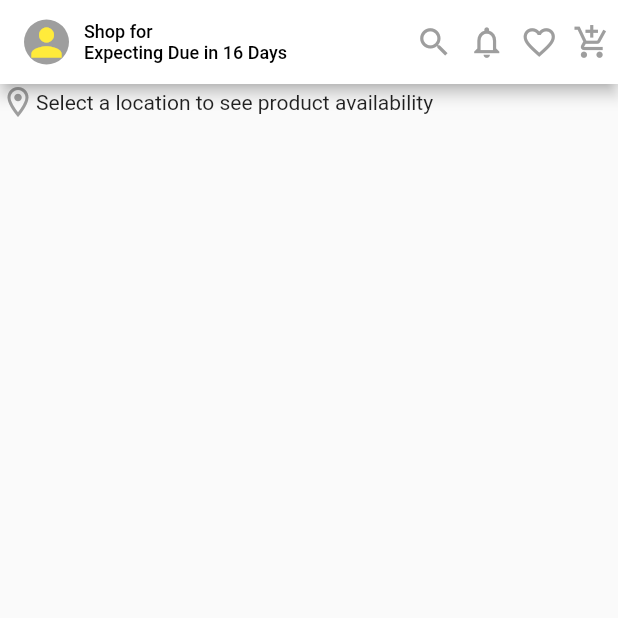
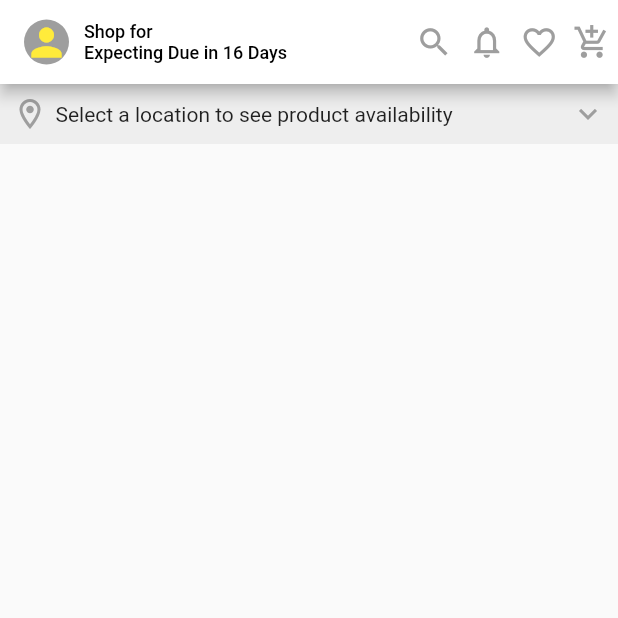
Before and after one commit to navin-680/firstcry, a Flutter app: the screen it shows after launch, on a phone screen of 412 x 824 dp, the top half of it. Run offline on Flutter 3.47's test engine with Material 2 defaults, Android fonts, the phone set to English and light mode, and no system bars.

Commit message:
home screen

```diff
--- a/lib/Screens/home_screen.dart
+++ b/lib/Screens/home_screen.dart
@@ -56,16 +56,24 @@ class _MyHomePageState extends State<MyHomePage> {
               )
               .toList(),
         ),
-        body: Column(
+        body: ListView(
           children: [
             Container(
+              color: Colors.grey[200],
+              padding: EdgeInsets.all(8),
               child: Row(
                 children: [
                   Icon(
                     Icons.location_on_outlined,
                     color: Colors.grey,
                   ),
-                  Text("Select a location to see product availability")
+                  SizedBox(width: 5,),
+                  Text("Select a location to see product availability"),
+                  Spacer(),
+                  Icon(
+                    Icons.keyboard_arrow_down,
+                    color: Colors.grey,
+                  ),
                 ],
               ),
             ),
```
